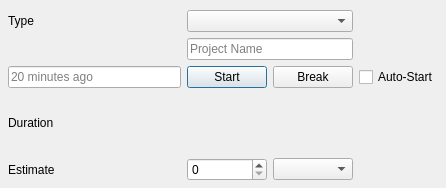
Qt form tim/main.ui (abeimler/tim) before a commit.
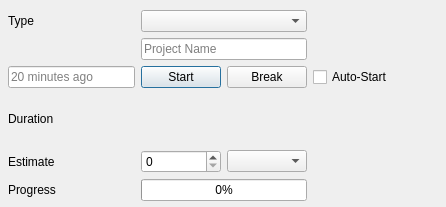
The same form after that commit.

```diff
--- a/tim/main.ui
+++ b/tim/main.ui
@@ -7,7 +7,7 @@
     <x>0</x>
     <y>0</y>
     <width>446</width>
-    <height>188</height>
+    <height>207</height>
    </rect>
   </property>
   <property name="windowTitle">
@@ -19,7 +19,7 @@
      <x>8</x>
      <y>10</y>
      <width>431</width>
-     <height>171</height>
+     <height>191</height>
     </rect>
    </property>
    <layout class="QGridLayout" name="gridLayout">
@@ -127,6 +127,33 @@
       </property>
      </widget>
     </item>
+    <item row="5" column="0">
+     <widget class="QLabel" name="lblProgress">
+      <property name="text">
+       <string>Progress</string>
+      </property>
+     </widget>
+    </item>
+    <item row="5" column="1" colspan="2">
+     <widget class="QProgressBar" name="pgbProgress">
+      <property name="value">
+       <number>0</number>
+      </property>
+     </widget>
+    </item>
+    <item row="3" column="3">
+     <spacer name="horizontalSpacer">
+      <property name="orientation">
+       <enum>Qt::Horizontal</enum>
+      </property>
+      <property name="sizeHint" stdset="0">
+       <size>
+        <width>40</width>
+        <height>20</height>
+       </size>
+      </property>
+     </spacer>
+    </item>
    </layout>
   </widget>
  </widget>
```
